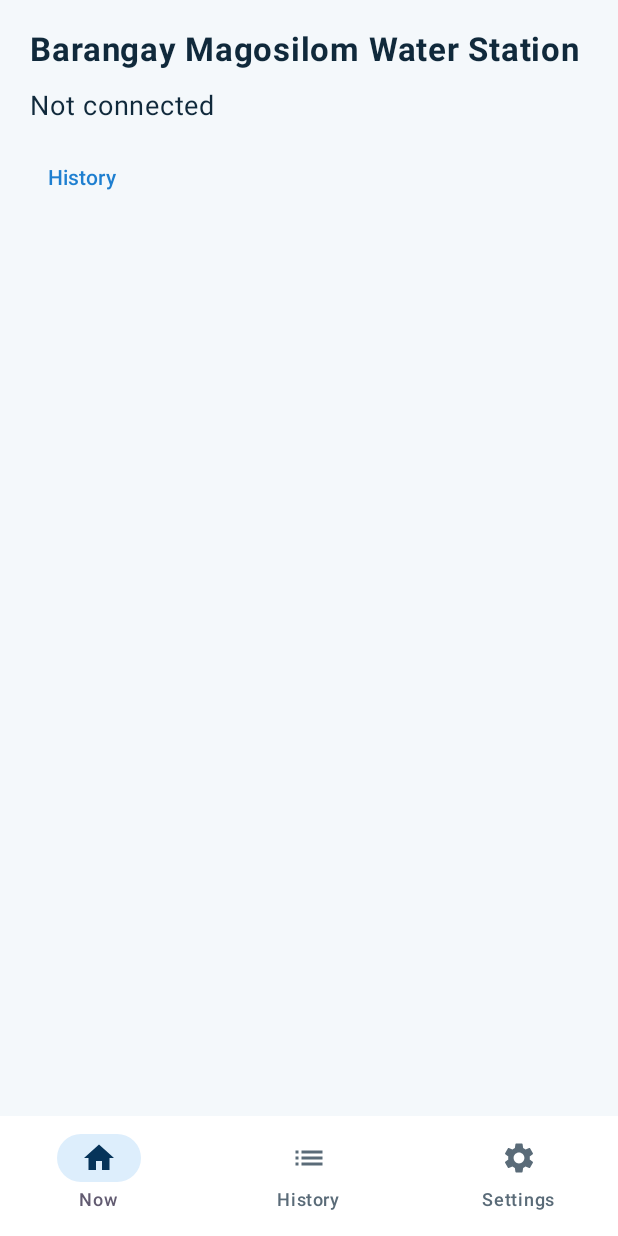
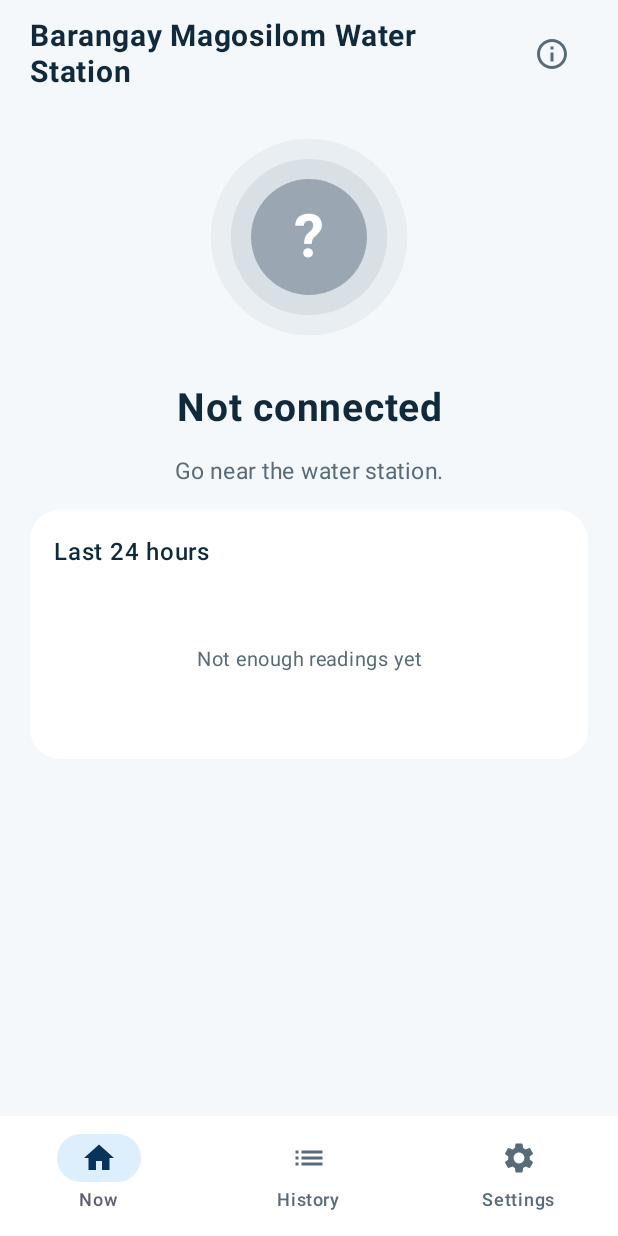
Before and after one commit to ajheraldkim-sys/AquaSense, an Android app built with Jetpack Compose: the screen it shows after launch (MainActivity), on a phone screen of 412 x 824 dp. Run offline under Robolectric (Android 15) with nearby library versions, the phone set to English and light mode, and no system bars.

Commit message:
feat(app): plain-language Now screen in 3 languages
Residents' Now screen in everyday words (status circle, state text,
Clear/Cloudy bar, live line, cloudy tip, needs-cleaning, 24 h chart,
grey Connecting / Not connected / Sensor not working states, one-time
Wi-Fi hint on Android 9 and older). All text in resources with English,
Filipino and Cebuano; in-app language switch without restart
(LocalizedApp + LanguagePrefs). AboutSheet translated; never says "safe".
StringsTest checks key parity, banned words and jargon.

Co-Authored-By: Claude Opus 5.5 <noreply@anthropic.com>

```diff
--- a/app/src/main/java/com/magosilom/aquasense/AppViewModel.kt
+++ b/app/src/main/java/com/magosilom/aquasense/AppViewModel.kt
@@ -69,6 +69,11 @@ class AppViewModel(app: Application) : AndroidViewModel(app) {
     val lastCal: StateFlow<CalEvent?> = _lastCal
     private val _wifiSupported = MutableStateFlow(joiner.supported)
     val wifiSupported: StateFlow<Boolean> = _wifiSupported
+
+    /** In-app language (Settings chooses it); applied at once by [LocalizedApp]. */
+    private val languagePrefs = LanguagePrefs(app)
+    val language: StateFlow<AppLanguage> = languagePrefs.language
+    fun setLanguage(lang: AppLanguage) = languagePrefs.set(lang)
 
     /** Latest limit seen from the ESP32 (used for summaries and imported points). */
     @Volatile private var limit = DEFAULT_LIMIT
--- /dev/null
+++ b/app/src/main/java/com/magosilom/aquasense/Language.kt
@@ -0,0 +1,82 @@
+package com.magosilom.aquasense
+
+import android.content.Context
+import android.content.ContextWrapper
+import android.content.res.Configuration
+import android.content.res.Resources
+import android.os.LocaleList
+import androidx.compose.runtime.Composable
+import androidx.compose.runtime.CompositionLocalProvider
+import androidx.compose.runtime.remember
+import androidx.compose.ui.platform.LocalConfiguration
+import androidx.compose.ui.platform.LocalContext
+import kotlinx.coroutines.flow.MutableStateFlow
+import kotlinx.coroutines.flow.StateFlow
+import java.util.Locale
+
+/** In-app language choice. [SYSTEM] follows the phone if it is Filipino or Cebuano, else English. */
+enum class AppLanguage(val tag: String) { SYSTEM(""), EN("en"), FIL("fil"), CEB("ceb") }
+
+/** Returns the resource language tag to use: "en", "fil" or "ceb". */
+fun resolveLanguage(choice: AppLanguage, systemTag: String): String {
+    if (choice != AppLanguage.SYSTEM) return choice.tag
+    return when (systemTag.lowercase(Locale.ROOT).substringBefore('-').substringBefore('_')) {
+        "fil", "tl" -> "fil" // older Android reports Filipino as "tl"
+        "ceb" -> "ceb"
+        else -> "en"
+    }
+}
+
+private const val PREFS = "aquasense"
+private const val KEY_LANGUAGE = "language"
+
+/** Persists the language choice in SharedPreferences "aquasense" / "language". */
+class LanguagePrefs(ctx: Context) {
+    private val p = ctx.applicationContext.getSharedPreferences(PREFS, Context.MODE_PRIVATE)
+    private val _language = MutableStateFlow(read(p.getString(KEY_LANGUAGE, null)))
+    val language: StateFlow<AppLanguage> = _language
+
+    fun set(lang: AppLanguage) {
+        p.edit().putString(KEY_LANGUAGE, lang.name).apply()
+        _language.value = lang
+    }
+
+    companion object {
+        fun read(s: String?): AppLanguage = AppLanguage.entries.firstOrNull { it.name == s } ?: AppLanguage.SYSTEM
+    }
+}
+
+/** The phone's own language (ignores any in-app override). */
+fun systemLanguageTag(): String = Resources.getSystem().configuration.locales[0]?.toLanguageTag() ?: "en"
+
+/** The resolved tag for the saved choice; usable outside Compose (e.g. notifications). */
+fun savedLanguageTag(ctx: Context): String {
+    val p = ctx.applicationContext.getSharedPreferences(PREFS, Context.MODE_PRIVATE)
+    return resolveLanguage(LanguagePrefs.read(p.getString(KEY_LANGUAGE, null)), systemLanguageTag())
+}
+
+private fun localizedConfig(base: Configuration, lang: String): Configuration =
+    Configuration(base).apply { setLocales(LocaleList(Locale.forLanguageTag(lang))) }
+
+/** A context whose resources use the saved in-app language. */
+fun localizedContext(ctx: Context): Context =
+    ctx.createConfigurationContext(localizedConfig(ctx.resources.configuration, savedLanguageTag(ctx)))
+
+/**
+ * Provides [lang] resources to [content] without restarting the Activity. The provided context
+ * still wraps the Activity (so lookups that need it keep working) but answers with localized resources.
+ */
+@Composable
+fun LocalizedApp(lang: String, content: @Composable () -> Unit) {
+    val base = LocalContext.current
+    val baseConfig = LocalConfiguration.current
+    val (ctx, config) = remember(base, baseConfig, lang) {
+        val cfg = localizedConfig(baseConfig, lang)
+        val res = base.createConfigurationContext(cfg).resources
+        val wrapped = object : ContextWrapper(base) {
+            override fun getResources(): Resources = res
+        }
+        wrapped to cfg
+    }
+    CompositionLocalProvider(LocalContext provides ctx, LocalConfiguration provides config) { content() }
+}
--- a/app/src/main/java/com/magosilom/aquasense/Logic.kt
+++ b/app/src/main/java/com/magosilom/aquasense/Logic.kt
@@ -44,12 +44,6 @@ fun ago(ts: Long, now: Long = System.currentTimeMillis()): String {
         else -> "${s / 86400} d ago"
     }
 }
-
-const val DISCLAIMER =
-    "AquaSense compares the water's turbidity (cloudiness) with the limit set in this app. It is " +
-        "not a test of drinking-water safety: clear water can still contain germs, chemicals or " +
-        "heavy metals. Only laboratory testing and the local health authority (RHU / Municipal " +
-        "Health Office) can confirm that water is safe to drink."
 
 /** Turbidity above 80 % of the limit is "Check again"; above the limit is "Don't drink". */
 const val NEAR_FRACTION = 0.8
--- a/app/src/main/java/com/magosilom/aquasense/MainActivity.kt
+++ b/app/src/main/java/com/magosilom/aquasense/MainActivity.kt
@@ -3,6 +3,7 @@ package com.magosilom.aquasense
 import android.Manifest
 import android.os.Build
 import android.os.Bundle
+import androidx.annotation.StringRes
 import androidx.activity.ComponentActivity
 import androidx.activity.compose.setContent
 import androidx.activity.enableEdgeToEdge
@@ -18,7 +19,9 @@ import androidx.compose.runtime.*
 import androidx.compose.ui.Modifier
 import androidx.compose.ui.graphics.Color
 import androidx.compose.ui.graphics.vector.ImageVector
+import androidx.compose.ui.platform.LocalConfiguration
 import androidx.compose.ui.platform.LocalLifecycleOwner
+import androidx.compose.ui.res.stringResource
 import androidx.compose.ui.unit.dp
 import androidx.lifecycle.Lifecycle
 import androidx.lifecycle.LifecycleEventObserver
@@ -80,16 +83,24 @@ fun AquaTheme(content: @Composable () -> Unit) {
 
 // --------------------------------------------------------------------- shell
 
-private data class Tab(val route: String, val title: String, val icon: ImageVector)
+private data class Tab(val route: String, @StringRes val title: Int, val icon: ImageVector)
 
 private val tabs = listOf(
-    Tab("now", "Now", Icons.Default.Home),
-    Tab("history", "History", Icons.AutoMirrored.Filled.List),
-    Tab("settings", "Settings", Icons.Default.Settings)
+    Tab("now", R.string.tab_now, Icons.Default.Home),
+    Tab("history", R.string.tab_history, Icons.AutoMirrored.Filled.List),
+    Tab("settings", R.string.tab_settings, Icons.Default.Settings)
 )
 
+/** Applies the in-app language (switches at once, no restart) around the whole UI. */
 @Composable
 fun AquaApp(vm: AppViewModel = viewModel()) {
+    val choice by vm.language.collectAsState()
+    LocalConfiguration.current // recompose when the phone's own language changes
+    LocalizedApp(resolveLanguage(choice, systemLanguageTag())) { AquaShell(vm) }
+}
+
+@Composable
+private fun AquaShell(vm: AppViewModel) {
     val nav = rememberNavController()
     val route = nav.currentBackStackEntryAsState().value?.destination?.route ?: "now"
     val snack = remember { SnackbarHostState() }
@@ -124,14 +135,14 @@ fun AquaApp(vm: AppViewModel = viewModel()) {
                                 Icon(t.icon, null)
                             }
                         },
-                        label = { Text(t.title) }
+                        label = { Text(stringResource(t.title)) }
                     )
                 }
             }
         }
     ) { pad ->
         NavHost(nav, "now", Modifier.padding(pad)) {
-            composable("now") { NowScreen(vm) { go("history") } }
+            composable("now") { NowScreen(vm) }
             composable("history") { HistoryScreen(vm) }
             composable("settings") { SettingsScreen(vm) }
         }
--- a/app/src/main/java/com/magosilom/aquasense/Screens.kt
+++ b/app/src/main/java/com/magosilom/aquasense/Screens.kt
@@ -1,33 +1,248 @@
 package com.magosilom.aquasense
 
+import android.content.Context
+import android.content.Intent
+import android.provider.Settings
+import android.text.format.DateFormat
+import androidx.compose.animation.core.*
 import androidx.compose.foundation.layout.*
+import androidx.compose.foundation.rememberScrollState
+import androidx.compose.foundation.verticalScroll
+import androidx.compose.material.icons.Icons
+import androidx.compose.material.icons.outlined.Info
 import androidx.compose.material3.*
 import androidx.compose.runtime.*
+import androidx.compose.runtime.saveable.rememberSaveable
+import androidx.compose.ui.Alignment
 import androidx.compose.ui.Modifier
+import androidx.compose.ui.draw.alpha
+import androidx.compose.ui.platform.LocalConfiguration
+import androidx.compose.ui.platform.LocalContext
+import androidx.compose.ui.res.stringResource
 import androidx.compose.ui.text.font.FontWeight
+import androidx.compose.ui.text.style.TextAlign
 import androidx.compose.ui.unit.dp
 import androidx.compose.ui.unit.sp
+import kotlinx.coroutines.delay
+import java.text.SimpleDateFormat
+import java.util.Calendar
+import java.util.Date
 
-// Temporary screens wired to the v3 controller state. Tasks 10–11 replace this file.
+private const val KEY_JOIN_HINT_DONE = "join_wifi_hint_done"
+/** The 24 h chart never draws more points than this (one per ~7 minutes of a full day). */
+private const val CHART_MAX_POINTS = 200
+
+fun WaterState.level(): Level = when (this) {
+    WaterState.CLEAR -> Level.WITHIN
+    WaterState.GETTING_CLOUDY -> Level.CAUTION
+    WaterState.CLOUDY -> Level.UNSAFE
+}
+
+/** "5" for whole numbers, else one decimal: "Cloudiness 8.7 (limit is 5)". */
+fun plainNumber(v: Double): String = if (v == Math.rint(v) && kotlin.math.abs(v) < 1e6) v.toLong().toString() else f1(v)
 
 @Composable
-fun NowScreen(vm: AppViewModel, openHistory: () -> Unit) {
+private fun stateText(s: WaterState): String = stringResource(
+    when (s) {
+        WaterState.CLEAR -> R.string.state_clear
+        WaterState.GETTING_CLOUDY -> R.string.state_getting_cloudy
+        WaterState.CLOUDY -> R.string.state_cloudy
+    }
+)
+
+/** Short state word for "Last seen 10:42: Clear". */
+@Composable
+private fun stateWord(s: WaterState): String = stringResource(
+    when (s) {
+        WaterState.CLEAR -> R.string.state_clear
+        WaterState.GETTING_CLOUDY -> R.string.state_getting_cloudy
+        WaterState.CLOUDY -> R.string.word_cloudy
+    }
+)
+
+/** "just now", "5 seconds ago", "3 minutes ago", "2 hours ago" in the app language. */
+@Composable
+private fun agoText(ts: Long, now: Long): String {
+    val res = LocalContext.current.resources
+    val s = ((now - ts) / 1000).coerceAtLeast(0).toInt()
+    return when {
+        s < 2 -> stringResource(R.string.time_just_now)
+        s < 60 -> res.getQuantityString(R.plurals.time_seconds_ago, s, s)
+        s < 3600 -> (s / 60).let { res.getQuantityString(R.plurals.time_minutes_ago, it, it) }
+        else -> (s / 3600).let { res.getQuantityString(R.plurals.time_hours_ago, it, it) }
+    }
+}
+
+/** "10:42" (or "3:42 PM"), with the day in front when it is not today. */
+@Composable
+private fun clockText(ts: Long): String {
+    val ctx = LocalContext.current
+    val locale = LocalConfiguration.current.locales[0]
+    val then = Calendar.getInstance().apply { timeInMillis = ts }
+    val today = Calendar.getInstance()
+    val sameDay = then.get(Calendar.YEAR) == today.get(Calendar.YEAR) &&
+        then.get(Calendar.DAY_OF_YEAR) == today.get(Calendar.DAY_OF_YEAR)
+    val skeleton = (if (sameDay) "" else "dMMM ") + (if (DateFormat.is24HourFormat(ctx)) "Hm" else "hm")
+    return SimpleDateFormat(DateFormat.getBestDateTimePattern(locale, skeleton), locale).format(Date(ts))
+}
+
+/** Wall clock that ticks every second, for the "updated … ago" line. */
+@Composable
+private fun rememberNow(): Long {
+    val now by produceState(System.currentTimeMillis()) {
+        while (true) { delay(1000); value = System.currentTimeMillis() }
+    }
+    return now
+}
+
+// ------------------------------------------------------------------- Now
+
+/**
+ * Residents' main screen: "can I drink this water right now?" in everyday words.
+ * Only reads the view-model flows; no buttons that change the sensor.
+ */
+@Composable
+fun NowScreen(vm: AppViewModel) {
     val screen by vm.screen.collectAsState()
     val station by vm.station.collectAsState()
-    Column(Modifier.fillMaxSize().padding(20.dp), verticalArrangement = Arrangement.spacedBy(12.dp)) {
-        Text(station, fontSize = 22.sp, fontWeight = FontWeight.Bold)
-        Text(
-            when (val s = screen) {
-                Screen.Connecting -> "Connecting…"
-                Screen.SensorProblem -> "Sensor problem"
-                is Screen.NotConnected -> "Not connected" + (s.lastSeen?.let { " · last ${f1(it.ntu)} NTU, ${ago(it.tsMs)}" } ?: "")
-                is Screen.Live -> "${s.state} · ${f1(s.ntu)} NTU (limit ${f1(s.limit)})"
-            },
-            fontSize = 18.sp
-        )
-        TextButton(openHistory) { Text("History") }
+    val history by vm.history24h.collectAsState()
+    val needsCleaning by vm.needsCleaning.collectAsState()
+    val wifiSupported by vm.wifiSupported.collectAsState()
+    var showAbout by rememberSaveable { mutableStateOf(false) }
+    // Chart limit line: the live limit, or the last one seen while not connected.
+    var lastLimit by remember { mutableDoubleStateOf(DEFAULT_LIMIT) }
+    val limit = (screen as? Screen.Live)?.limit ?: lastLimit
+    SideEffect { lastLimit = limit }
+    val now = rememberNow()
+
+    Column(
+        Modifier.fillMaxSize().verticalScroll(rememberScrollState()).padding(horizontal = 20.dp, vertical = 12.dp),
+        horizontalAlignment = Alignment.CenterHorizontally,
+        verticalArrangement = Arrangement.spacedBy(14.dp)
+    ) {
+        Row(Modifier.fillMaxWidth(), verticalAlignment = Alignment.CenterVertically) {
+            Text(
+                station.ifBlank { stringResource(R.string.app_name) },
+                Modifier.weight(1f), fontSize = 20.sp, fontWeight = FontWeight.Bold
+            )
+            IconButton({ showAbout = true }) {
+                Icon(Icons.Outlined.Info, stringResource(R.string.about_title),
+                    tint = MaterialTheme.colorScheme.onSurfaceVariant)
+            }
+        }
+
+        if (!wifiSupported) JoinWifiHint(screen)
+
+        when (val s = screen) {
+            is Screen.Live -> LiveStatus(s, now)
+            Screen.Connecting -> GreyStatus("…", pulsing = true, stringResource(R.string.connecting), null)
+            Screen.SensorProblem -> GreyStatus("!", pulsing = false,
+                stringResource(R.string.sensor_problem), stringResource(R.string.tell_caretaker))
+            is Screen.NotConnected -> GreyStatus("?", pulsing = false,
+                stringResource(R.string.not_connected), stringResource(R.string.go_near)) {
+                val seen = s.lastSeen
+                val st = s.lastState
+                if (seen != null && st != null) Caption(stringResource(R.string.last_seen, clockText(seen.tsMs), stateWord(st)))
+            }
+        }
+
+        if (needsCleaning) {
+            Row(verticalAlignment = Alignment.CenterVertically) {
+                Dot(Amber); Spacer(Modifier.width(8.dp))
+                Text(stringResource(R.string.needs_cleaning), color = Amber, fontSize = 14.sp, fontWeight = FontWeight.SemiBold)
+            }
+        }
+
+        DayChart(history, limit)
+    }
+
+    if (showAbout) AboutSheet { showAbout = false }
+}
+
+@Composable
+private fun LiveStatus(s: Screen.Live, now: Long) {
+    val level = s.state.level()
+    StatusOrb(level, pulsing = true)
+    Text(stateText(s.state), fontSize = 30.sp, fontWeight = FontWeight.Bold, lineHeight = 36.sp,
+        textAlign = TextAlign.Center, color = if (s.state == WaterState.CLOUDY) Red else MaterialTheme.colorScheme.onBackground)
+    Text(
+        if (s.state == WaterState.GETTING_CLOUDY) stringResource(R.string.sub_check_soon)
+        else stringResource(R.string.sub_cloudiness, plainNumber(s.ntu), plainNumber(s.limit)),
+        fontSize = 15.sp, color = MaterialTheme.colorScheme.onSurfaceVariant, textAlign = TextAlign.Center
+    )
+    TurbidityBar(s.ntu, s.limit, level, stringResource(R.string.state_clear), stringResource(R.string.word_cloudy),
+        Modifier.fillMaxWidth())
+    LiveLine(stringResource(R.string.live_updated, agoText(s.updatedAtMs, now)))
+    if (s.state == WaterState.CLOUDY) {
+        Surface(Modifier.fillMaxWidth(), shape = MaterialTheme.shapes.small, color = Red.copy(alpha = 0.12f)) {
+            Text(stringResource(R.string.tip_cloudy), Modifier.padding(14.dp), fontWeight = FontWeight.SemiBold,
+                textAlign = TextAlign.Center)
+        }
     }
 }
+
+/** Small "Live · updated …" line with a softly pulsing dot. */
+@Composable
+private fun LiveLine(text: String) {
+    val t = rememberInfiniteTransition(label = "live")
+    val a by t.animateFloat(0.3f, 1f, infiniteRepeatable(tween(900), RepeatMode.Reverse), label = "a")
+    Row(verticalAlignment = Alignment.CenterVertically) {
+        Box(Modifier.alpha(a)) { Dot(Blue, 8.dp) }
+        Spacer(Modifier.width(6.dp))
+        Caption(text)
+    }
+}
+
+@Composable
+private fun GreyStatus(mark: String, pulsing: Boolean, title: String, sub: String?, extra: @Composable () -> Unit = {}) {
+    StatusOrb(null, pulsing = pulsing, greyMark = mark)
+    Text(title, fontSize = 26.sp, fontWeight = FontWeight.Bold, lineHeight = 32.sp, textAlign = TextAlign.Center)
+    if (sub != null) Text(sub, fontSize = 15.sp, color = MaterialTheme.colorScheme.onSurfaceVariant, textAlign = TextAlign.Center)
+    extra()
+}
+
+@Composable
+private fun DayChart(history: List<Point>, limit: Double) {
+    val values = remember(history) {
+        val step = (history.size + CHART_MAX_POINTS - 1) / CHART_MAX_POINTS
+        if (step <= 1) history.map { it.ntu } else history.chunked(step).map { c -> c.maxOf { it.ntu } }
+    }
+    Panel(Modifier.fillMaxWidth()) {
+        Text(stringResource(R.string.last_24h), fontWeight = FontWeight.SemiBold)
+        Spacer(Modifier.height(10.dp))
+        TrendChart(values, null, limit, stringResource(R.string.chart_empty), height = 100.dp)
+        if (values.size >= 2) Row(Modifier.fillMaxWidth().padding(top = 6.dp)) {
+            Caption(stringResource(R.string.chart_start)); Spacer(Modifier.weight(1f)); Caption(stringResource(R.string.chart_now))
+        }
+    }
+}
+
+/**
+ * Android 9 and older cannot join the station Wi-Fi by itself: tell the resident once how to do it.
+ * Hidden for good after "Got it" or the first live reading.
+ */
+@Composable
+private fun JoinWifiHint(screen: Screen) {
+    val ctx = LocalContext.current
+    val prefs = remember(ctx) { ctx.getSharedPreferences("aquasense", Context.MODE_PRIVATE) }
+    var done by remember { mutableStateOf(prefs.getBoolean(KEY_JOIN_HINT_DONE, false)) }
+    fun finish() { done = true; prefs.edit().putBoolean(KEY_JOIN_HINT_DONE, true).apply() }
+    LaunchedEffect(screen is Screen.Live) { if (screen is Screen.Live && !done) finish() }
+    if (done || screen !is Screen.NotConnected) return
+    Panel(Modifier.fillMaxWidth()) {
+        Text(stringResource(R.string.join_wifi, AQUASENSE_SSID), fontWeight = FontWeight.Bold)
+        Spacer(Modifier.height(4.dp))
+        Caption(stringResource(R.string.join_wifi_how, AQUASENSE_PASS))
+        Row(Modifier.fillMaxWidth(), horizontalArrangement = Arrangement.End) {
+            TextButton({
+                try { ctx.startActivity(Intent(Settings.ACTION_WIFI_SETTINGS)) } catch (_: Exception) {}
+            }) { Text(stringResource(R.string.open_wifi_settings)) }
+            TextButton(::finish) { Text(stringResource(R.string.got_it)) }
+        }
+    }
+}
+
+// ------------------------------------------------- History / Settings (Task 11 rewrites)
 
 @Composable
 fun HistoryScreen(vm: AppViewModel) {
--- a/app/src/main/res/values/strings.xml
+++ b/app/src/main/res/values/strings.xml
@@ -3,4 +3,58 @@
     <string name="notif_channel_alerts">Water alerts</string>
     <string name="notif_cloudy_title">Water is cloudy</string>
     <string name="notif_cloudy_text">Don\'t drink it right now. Use stored or boiled water.</string>
+
+    <!-- Bottom navigation -->
+    <string name="tab_now">Now</string>
+    <string name="tab_history">History</string>
+    <string name="tab_settings">Settings</string>
+
+    <!-- Now screen: states -->
+    <string name="state_clear">Clear</string>
+    <string name="state_getting_cloudy">Getting cloudy</string>
+    <string name="state_cloudy">Cloudy — don\'t drink</string>
+    <string name="word_cloudy">Cloudy</string>
+    <string name="sub_cloudiness">Cloudiness %1$s (limit is %2$s)</string>
+    <string name="sub_check_soon">Check again soon</string>
+    <string name="tip_cloudy">Use stored or boiled water for now.</string>
+    <string name="live_updated">Live · updated %1$s</string>
+    <string name="time_just_now">just now</string>
+    <plurals name="time_seconds_ago">
+        <item quantity="one">%d second ago</item>
+        <item quantity="other">%d seconds ago</item>
+    </plurals>
+    <plurals name="time_minutes_ago">
+        <item quantity="one">%d minute ago</item>
+        <item quantity="other">%d minutes ago</item>
+    </plurals>
+    <plurals name="time_hours_ago">
+        <item quantity="one">%d hour ago</item>
+        <item quantity="other">%d hours ago</item>
+    </plurals>
+    <string name="connecting">Connecting to the water sensor…</string>
+    <string name="not_connected">Not connected</string>
+    <string name="go_near">Go near the water station.</string>
+    <string name="last_seen">Last seen %1$s: %2$s</string>
+    <string name="sensor_problem">Sensor not working</string>
+    <string name="tell_caretaker">Tell the water station caretaker.</string>
+    <string name="needs_cleaning">Sensor needs cleaning</string>
+    <string name="last_24h">Last 24 hours</string>
+    <string name="chart_empty">Not enough readings yet</string>
+    <string name="chart_start">24 hours ago</string>
+    <string name="chart_now">Now</string>
+
+    <!-- Older phones (Android 9 and below): join the station Wi-Fi by hand -->
+    <string name="join_wifi">Join the %1$s Wi-Fi</string>
+    <string name="join_wifi_how">Open your phone\'s Wi-Fi settings and choose it. Password: %1$s</string>
+    <string name="open_wifi_settings">Open Wi-Fi settings</string>
+    <string name="got_it">Got it</string>
+
+    <!-- About sheet -->
+    <string name="about_title">What the colours mean</string>
+    <string name="about_clear">The water looks clear. It is below the limit.</string>
+    <string name="about_getting_cloudy">Close to the limit. Check again soon.</string>
+    <string name="about_cloudy">Above the limit. Use stored or boiled water.</string>
+    <string name="about_grey_title">No reading</string>
+    <string name="about_grey">Not connected, or the sensor is not working.</string>
+    <string name="about_disclaimer">AquaSense only checks how cloudy the water is. Clear water can still have germs or chemicals that the sensor cannot detect. Only a lab test or your RHU (Rural Health Unit) can confirm the water is fit to drink.</string>
 </resources>
```
Also changed, not shown: app/src/main/java/com/magosilom/aquasense/Components.kt (+26 -26 lines), app/src/main/java/com/magosilom/aquasense/Notifier.kt (+4 -3 lines), 3 other files.
